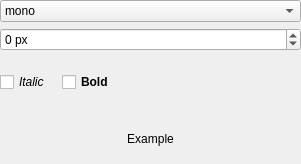
Before: the Qt Designer form resources/ui/widgets/font_widget.ui in open-cogsci/OpenSesame, drawn with Qt 5.
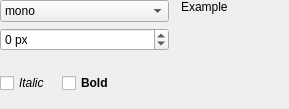
After: the same form once the commit is applied.

Patch:
```diff
--- a/resources/ui/widgets/font_widget.ui
+++ b/resources/ui/widgets/font_widget.ui
@@ -6,8 +6,8 @@
    <rect>
     <x>0</x>
     <y>0</y>
-    <width>301</width>
-    <height>164</height>
+    <width>289</width>
+    <height>109</height>
    </rect>
   </property>
   <property name="windowTitle">
@@ -21,6 +21,21 @@
     <number>0</number>
    </property>
    <item>
+    <widget class="QWidget" name="widget_2" native="true">
+     <layout class="QHBoxLayout" name="horizontalLayout_2">
+      <property name="spacing">
+       <number>12</number>
+      </property>
+      <property name="margin">
+       <number>0</number>
+      </property>
+      <item>
+       <widget class="QWidget" name="widget_3" native="true">
+        <layout class="QVBoxLayout" name="verticalLayout">
+         <property name="margin">
+          <number>0</number>
+         </property>
+         <item>
     <widget class="QComboBox" name="combobox_family">
      <item>
       <property name="text">
@@ -120,14 +135,20 @@
      </layout>
     </widget>
    </item>
+        </layout>
+       </widget>
+      </item>
    <item>
     <widget class="QLabel" name="label_example">
      <property name="text">
       <string>Example</string>
      </property>
      <property name="alignment">
-      <set>Qt::AlignCenter</set>
-     </property>
+         <set>Qt::AlignLeading|Qt::AlignLeft|Qt::AlignTop</set>
+        </property>
+       </widget>
+      </item>
+     </layout>
     </widget>
    </item>
   </layout>
```
Lines whose indentation alone changed are shown as unchanged.
